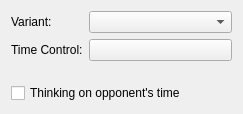
Qt form projects/gui/ui/gamesettingswidget.ui (cutechess/cutechess) before a commit.
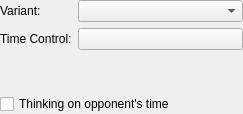
The same form after that commit.

Commit message: gui: remove margins from GameSettingsWidget

```diff
--- a/projects/gui/ui/gamesettingswidget.ui
+++ b/projects/gui/ui/gamesettingswidget.ui
@@ -14,6 +14,18 @@
    <string>Form</string>
   </property>
   <layout class="QVBoxLayout" name="verticalLayout">
+   <property name="leftMargin">
+    <number>0</number>
+   </property>
+   <property name="topMargin">
+    <number>0</number>
+   </property>
+   <property name="rightMargin">
+    <number>0</number>
+   </property>
+   <property name="bottomMargin">
+    <number>0</number>
+   </property>
    <item>
     <layout class="QFormLayout" name="formLayout_2">
      <item row="1" column="1">
```
